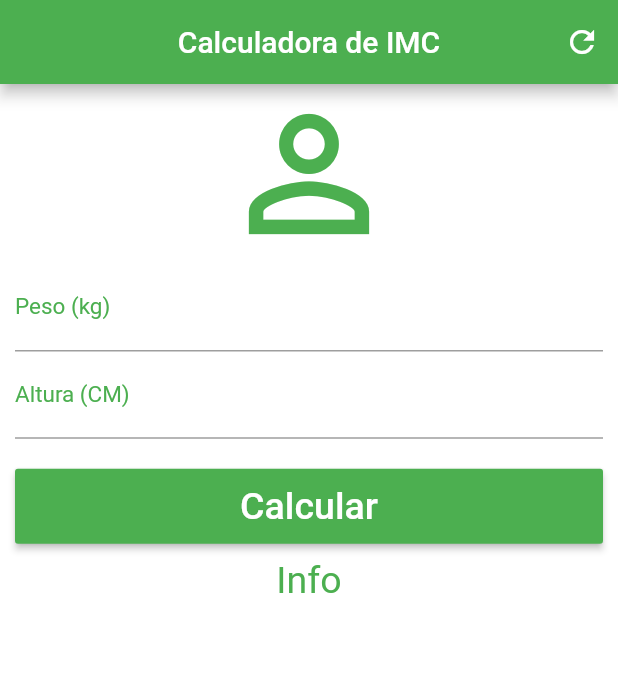
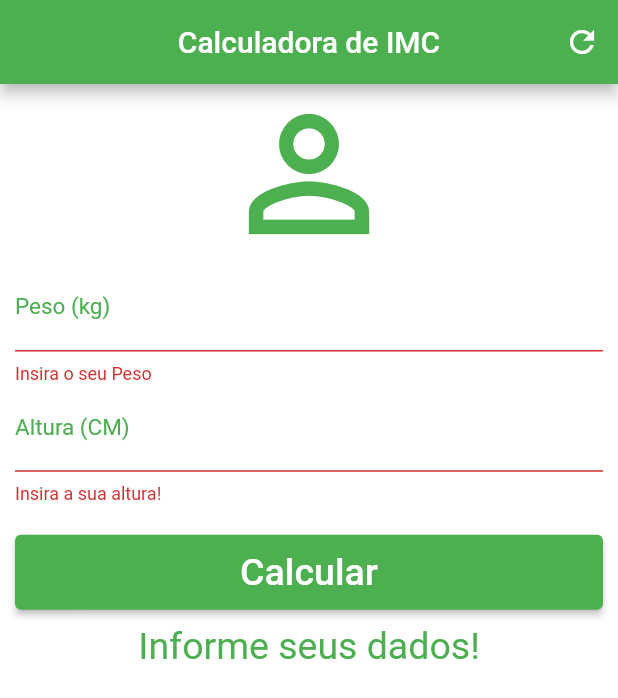
Before and after one commit to jacksonzacarias/calculadora_imc, a Flutter app: the screen it shows after launch, after a tap on "Calcular", on a phone screen of 412 x 824 dp. Shown: the top 698 px of the screen. Run offline on Flutter 3.47's test engine with Material 2 defaults, Android fonts, the phone set to English and light mode, and no system bars.

Commit message:
finalizacão do projeto

```diff
--- a/lib/main.dart
+++ b/lib/main.dart
@@ -12,65 +12,127 @@ class Home extends StatefulWidget {
 }
 
 class _HomeState extends State<Home> {
+  TextEditingController weightController = TextEditingController();
+  TextEditingController heightController = TextEditingController();
+
+  GlobalKey<FormState> _formkey = GlobalKey<FormState>();
+
+  String _infoText = "Informe seus dados!";
+
+  void _resetFields() {
+    weightController.text = "";
+    heightController.text = "";
+    setState(() {
+      _infoText = "informe Seus dados";
+    });
+  }
+
+  void _calculate() {
+    setState(() {
+      double weigh = double.parse(weightController.text);
+      double height = double.parse(heightController.text) / 100;
+      double imc = weigh / (height * height);
+      if (imc < 18.6) {
+        _infoText = "Abaixo do peso (${imc.toStringAsPrecision(4)})";
+      } else if (imc >= 18.6 && imc < 24.9) {
+        _infoText = "Peso ideal (${imc.toStringAsPrecision(4)})";
+      } else if (imc >= 24.9 && imc < 29.9) {
+        _infoText = "Levemente acima do peso!(${imc.toStringAsPrecision(4)})";
+      } else if (imc >= 29.9 && imc < 34.9) {
+        _infoText = "Obresidade Grau |(${imc.toStringAsPrecision(4)})";
+      } else if (imc >= 34.9 && imc < 39.9) {
+        _infoText = "Obresidade Grau || (${imc.toStringAsPrecision(4)})";
+      } else if (imc >= 40) {
+        _infoText =
+            "Obresidade Grau ||| ou Mórbida (${imc.toStringAsPrecision(4)})";
+      }
+    });
+  }
+
   @override
   Widget build(BuildContext context) {
     return Scaffold(
         appBar: AppBar(
-        title:const Text("Calculadora de IMC"),
+          title: const Text("Calculadora de IMC"),
           centerTitle: true,
           backgroundColor: Colors.green,
           actions: <Widget>[
             IconButton(
               icon: Icon(Icons.refresh),
-            onPressed: () {},
+              onPressed: _resetFields,
             )
           ],
         ),
         backgroundColor: Colors.white,
         body: SingleChildScrollView(
           padding: EdgeInsets.fromLTRB(10.0, 0.0, 10.0, 0.0),
+          child: Form(
+            key: _formkey,
             child: Column(
               crossAxisAlignment: CrossAxisAlignment.stretch,
-        children:  <Widget>[
+              children: <Widget>[
                 Icon(Icons.person_outline, size: 120.0, color: Colors.green),
-          TextField(
+                TextFormField(
                   keyboardType: TextInputType.number,
                   decoration: InputDecoration(
                       labelText: "Peso (kg)",
-                labelStyle: TextStyle(fontSize: 15.0, color: Colors.green)),
+                      labelStyle:
+                          TextStyle(fontSize: 15.0, color: Colors.green)),
                   textAlign: TextAlign.center,
                   style: TextStyle(
                     color: Colors.green,
                   ),
+                  controller: weightController,
+                  validator: (value) {
+                    if (value!.isEmpty) {
+                      return "Insira o seu Peso";
+                    }
+                  },
                 ),
-          TextField(
+                TextFormField(
                   keyboardType: TextInputType.number,
                   decoration: InputDecoration(
                       labelText: "Altura (CM)",
-                labelStyle: TextStyle(fontSize: 15.0, color: Colors.green)),
+                      labelStyle:
+                          TextStyle(fontSize: 15.0, color: Colors.green)),
                   textAlign: TextAlign.center,
                   style: TextStyle(color: Colors.green),
+                  controller: heightController,
+                  validator: (value) {
+                    if (value!.isEmpty) {
+                      return "Insira a sua altura!";
+                    }
+                  },
                 ),
-          Padding(padding: EdgeInsets.only(top: 20.0, bottom: 10.0),
+                Padding(
+                  padding: const EdgeInsets.only(top: 20.0, bottom: 10.0),
                   child: Container(
                     height: 50.0,
                     //width: 70.0,
-            child: RaisedButton(
-              onPressed: () {},
+                    child: ElevatedButton(
+                      onPressed: () {
+                        if(_formkey.currentState!.validate()) {
+                          _calculate();
+                        }
+                      },
                       child: const Text(
                         "Calcular",
                         style: TextStyle(color: Colors.white, fontSize: 25.0),
                       ),
-              color: Colors.green,
+                      style: ButtonStyle(
+                          backgroundColor:
+                              MaterialStateProperty.all(Colors.green)),
                     ),
                   ),
                 ),
-          const Text("Info",
+                Text(
+                  _infoText,
                   textAlign: TextAlign.center,
-          style: TextStyle(color: Colors.green, fontSize: 25.0),)
+                  style: TextStyle(color: Colors.green, fontSize: 25.0),
+                )
               ],
             ),
-      )
-      );
+          ),
+        ));
   }
 }
```
Lines whose indentation alone changed are shown as unchanged.
